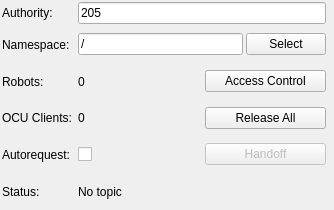
Old version of the form fkie_iop_mapviz_plugins/ui/access_control_config.ui in the repository fkie/iop_gui.
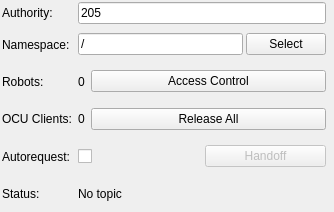
New version of the form.

Commit message: make access button expandable

```diff
--- a/fkie_iop_mapviz_plugins/ui/access_control_config.ui
+++ b/fkie_iop_mapviz_plugins/ui/access_control_config.ui
@@ -7,7 +7,7 @@
     <x>0</x>
     <y>0</y>
     <width>334</width>
-    <height>210</height>
+    <height>212</height>
    </rect>
   </property>
   <property name="windowTitle">
@@ -71,6 +71,12 @@
       </property>
       <item>
        <widget class="QLabel" name="ocu_clients">
+        <property name="sizePolicy">
+         <sizepolicy hsizetype="Minimum" vsizetype="Preferred">
+          <horstretch>0</horstretch>
+          <verstretch>0</verstretch>
+         </sizepolicy>
+        </property>
         <property name="text">
          <string>0</string>
         </property>
@@ -81,6 +87,12 @@
         <property name="enabled">
          <bool>true</bool>
         </property>
+        <property name="sizePolicy">
+         <sizepolicy hsizetype="Expanding" vsizetype="Fixed">
+          <horstretch>0</horstretch>
+          <verstretch>0</verstretch>
+         </sizepolicy>
+        </property>
         <property name="text">
          <string>Release All</string>
         </property>
@@ -231,7 +243,7 @@
       <item>
        <widget class="QPushButton" name="button_access_control">
         <property name="sizePolicy">
-         <sizepolicy hsizetype="Minimum" vsizetype="Fixed">
+         <sizepolicy hsizetype="Expanding" vsizetype="Fixed">
           <horstretch>0</horstretch>
           <verstretch>0</verstretch>
          </sizepolicy>
```
The commit also changes 1 other file.
